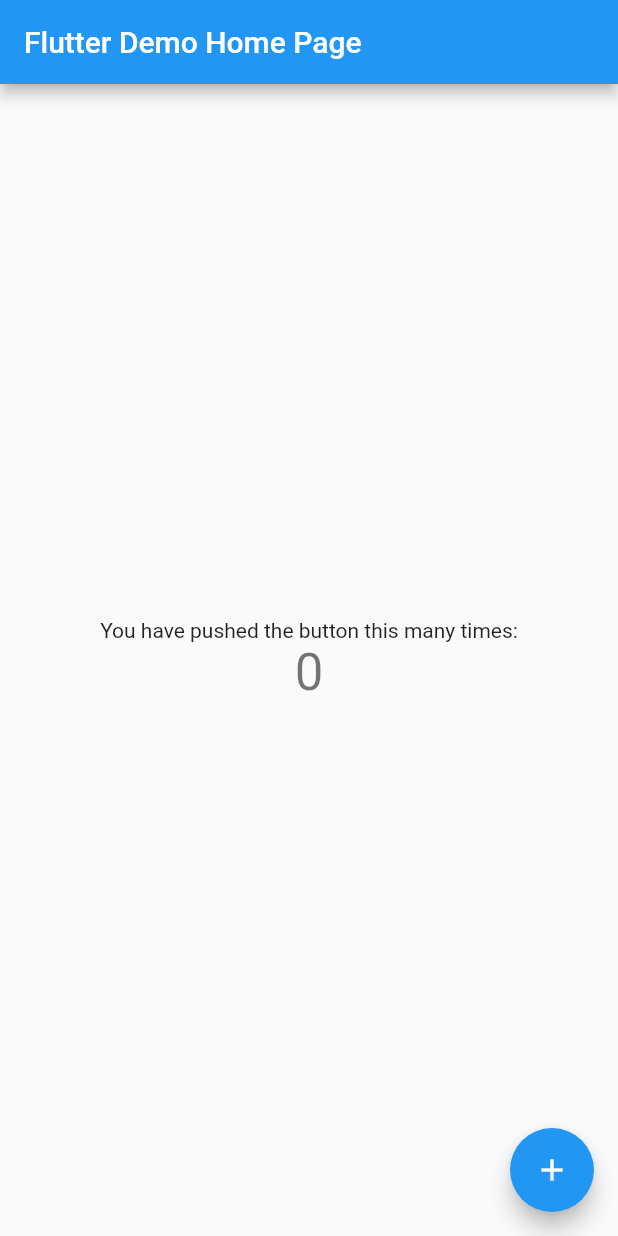
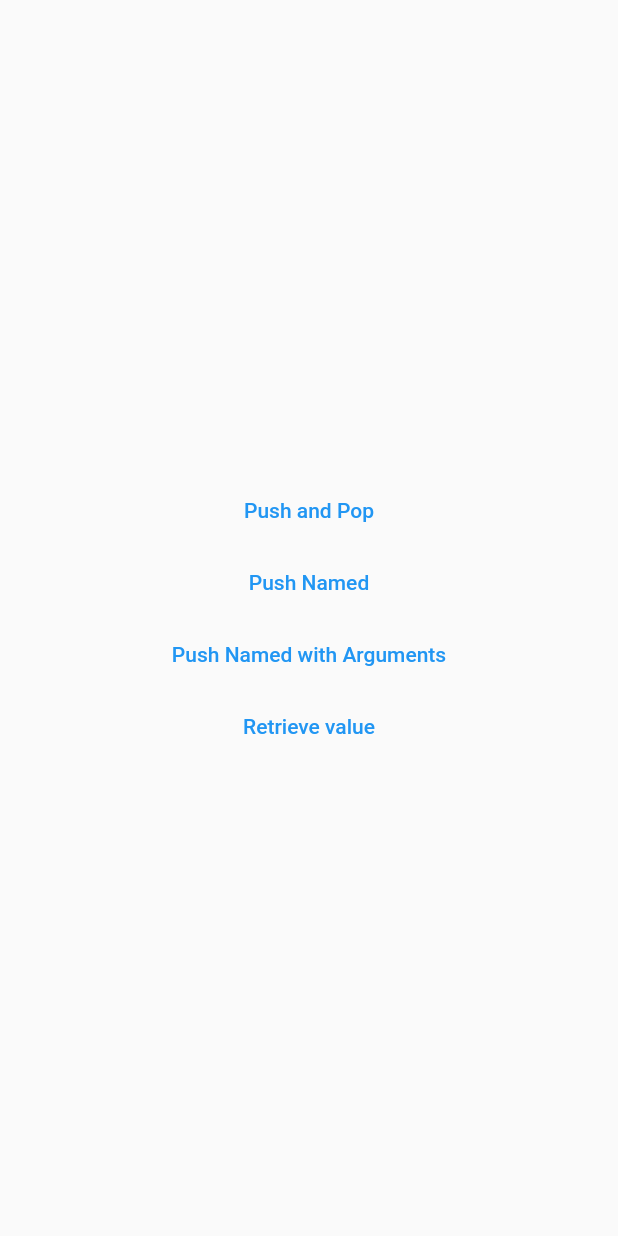
Before and after one commit to Pub-Dev/Lesson-Flutter-BasicNavigation, a Flutter app: the screen it shows after launch, on a phone screen of 412 x 824 dp. Run offline on Flutter 3.47's test engine with Material 2 defaults, Android fonts, the phone set to English and light mode, and no system bars.

Commit message:
feat: navigation to the class video

```diff
--- /dev/null
+++ b/lib/core/app.dart
@@ -0,0 +1,31 @@
+import 'package:flutter/material.dart';
+import 'package:lesson_flutter_basicnavigation/features/push_and_pop/home_page_one.dart';
+import 'package:lesson_flutter_basicnavigation/features/push_named/page_two.dart';
+import 'package:lesson_flutter_basicnavigation/features/push_named_with_arg/page_three.dart';
+import 'package:lesson_flutter_basicnavigation/features/retrieve_value/page_four.dart';
+
+import '../features/home/home_page.dart';
+import '../features/push_named/home_page_two.dart';
+import '../features/push_named_with_arg/home_page_three.dart';
+import '../features/retrieve_value/home_page_four.dart';
+
+class App extends StatelessWidget {
+  const App({Key? key}) : super(key: key);
+
+  @override
+  Widget build(BuildContext context) {
+    return MaterialApp(
+      routes: {
+        '/': (_) => const HomePage(),
+        '/two': (_) => const PageTwo(),
+        '/three': (_) => const PageThree(),
+        '/four': (_) => const PageFour(),
+        '/home/one': (_) => const HomePageOne(),
+        '/home/two': (_) => const HomePageTwo(),
+        '/home/three': (_) => const HomePageThree(),
+        '/home/four': (_) => const HomePageFour(),
+      },
+      initialRoute: '/',
+    );
+  }
+}
--- /dev/null
+++ b/lib/features/home/home_page.dart
@@ -0,0 +1,42 @@
+import 'package:flutter/material.dart';
+
+class HomePage extends StatelessWidget {
+  const HomePage({Key? key}) : super(key: key);
+
+  @override
+  Widget build(BuildContext context) {
+    return Scaffold(
+      body: Center(
+        child: Column(
+          mainAxisAlignment: MainAxisAlignment.center,
+          children: [
+            TextButton(
+              onPressed: () {
+                Navigator.of(context).pushNamed('/home/one');
+              },
+              child: const Text('Push and Pop'),
+            ),
+            TextButton(
+              onPressed: () {
+                Navigator.of(context).pushNamed('/home/two');
+              },
+              child: const Text('Push Named'),
+            ),
+            TextButton(
+              onPressed: () {
+                Navigator.of(context).pushNamed('/home/three');
+              },
+              child: const Text('Push Named with Arguments'),
+            ),
+            TextButton(
+              onPressed: () {
+                Navigator.of(context).pushNamed('/home/four');
+              },
+              child: const Text('Retrieve value'),
+            ),
+          ],
+        ),
+      ),
+    );
+  }
+}
--- /dev/null
+++ b/lib/features/push_named_with_arg/entities/my_argument.dart
@@ -0,0 +1,5 @@
+class MyArgument {
+  MyArgument({required this.text});
+
+  final String text;
+}
--- a/lib/main.dart
+++ b/lib/main.dart
@@ -1,115 +1,6 @@
 import 'package:flutter/material.dart';
+import 'package:lesson_flutter_basicnavigation/core/app.dart';
 
 void main() {
-  runApp(const MyApp());
+  runApp(const App());
 }
-
-class MyApp extends StatelessWidget {
-  const MyApp({Key? key}) : super(key: key);
-
-  // This widget is the root of your application.
-  @override
-  Widget build(BuildContext context) {
-    return MaterialApp(
-      title: 'Flutter Demo',
-      theme: ThemeData(
-        // This is the theme of your application.
-        //
-        // Try running your application with "flutter run". You'll see the
-        // application has a blue toolbar. Then, without quitting the app, try
-        // changing the primarySwatch below to Colors.green and then invoke
-        // "hot reload" (press "r" in the console where you ran "flutter run",
-        // or simply save your changes to "hot reload" in a Flutter IDE).
-        // Notice that the counter didn't reset back to zero; the application
-        // is not restarted.
-        primarySwatch: Colors.blue,
-      ),
-      home: const MyHomePage(title: 'Flutter Demo Home Page'),
-    );
-  }
-}
-
-class MyHomePage extends StatefulWidget {
-  const MyHomePage({Key? key, required this.title}) : super(key: key);
-
-  // This widget is the home page of your application. It is stateful, meaning
-  // that it has a State object (defined below) that contains fields that affect
-  // how it looks.
-
-  // This class is the configuration for the state. It holds the values (in this
-  // case the title) provided by the parent (in this case the App widget) and
-  // used by the build method of the State. Fields in a Widget subclass are
-  // always marked "final".
-
-  final String title;
-
-  @override
-  State<MyHomePage> createState() => _MyHomePageState();
-}
-
-class _MyHomePageState extends State<MyHomePage> {
-  int _counter = 0;
-
-  void _incrementCounter() {
-    setState(() {
-      // This call to setState tells the Flutter framework that something has
-      // changed in this State, which causes it to rerun the build method below
-      // so that the display can reflect the updated values. If we changed
-      // _counter without calling setState(), then the build method would not be
-      // called again, and so nothing would appear to happen.
-      _counter++;
-    });
-  }
-
-  @override
-  Widget build(BuildContext context) {
-    // This method is rerun every time setState is called, for instance as done
-    // by the _incrementCounter method above.
-    //
-    // The Flutter framework has been optimized to make rerunning build methods
-    // fast, so that you can just rebuild anything that needs updating rather
-    // than having to individually change instances of widgets.
-    return Scaffold(
-      appBar: AppBar(
-        // Here we take the value from the MyHomePage object that was created by
-        // the App.build method, and use it to set our appbar title.
-        title: Text(widget.title),
-      ),
-      body: Center(
-        // Center is a layout widget. It takes a single child and positions it
-        // in the middle of the parent.
-        child: Column(
-          // Column is also a layout widget. It takes a list of children and
-          // arranges them vertically. By default, it sizes itself to fit its
-          // children horizontally, and tries to be as tall as its parent.
-          //
-          // Invoke "debug painting" (press "p" in the console, choose the
-          // "Toggle Debug Paint" action from the Flutter Inspector in Android
-          // Studio, or the "Toggle Debug Paint" command in Visual Studio Code)
-          // to see the wireframe for each widget.
-          //
-          // Column has various properties to control how it sizes itself and
-          // how it positions its children. Here we use mainAxisAlignment to
-          // center the children vertically; the main axis here is the vertical
-          // axis because Columns are vertical (the cross axis would be
-          // horizontal).
-          mainAxisAlignment: MainAxisAlignment.center,
-          children: <Widget>[
-            const Text(
-              'You have pushed the button this many times:',
-            ),
-            Text(
-              '$_counter',
-              style: Theme.of(context).textTheme.headline4,
-            ),
-          ],
-        ),
-      ),
-      floatingActionButton: FloatingActionButton(
-        onPressed: _incrementCounter,
-        tooltip: 'Increment',
-        child: const Icon(Icons.add),
-      ), // This trailing comma makes auto-formatting nicer for build methods.
-    );
-  }
-}
```
Also changed, not shown: lib/features/push_and_pop/home_page_one.dart (added, +25 -0 lines), lib/features/push_and_pop/page_one.dart (added, +19 -0 lines), lib/features/push_named/home_page_two.dart (added, +20 -0 lines), lib/features/push_named/page_two.dart (added, +15 -0 lines), lib/features/push_named_with_arg/home_page_three.dart (added, +26 -0 lines), lib/features/push_named_with_arg/page_three.dart (added, +19 -0 lines), lib/features/retrieve_value/home_page_four.dart (added, +30 -0 lines), lib/features/retrieve_value/page_four.dart (added, +30 -0 lines), 1 other file.
